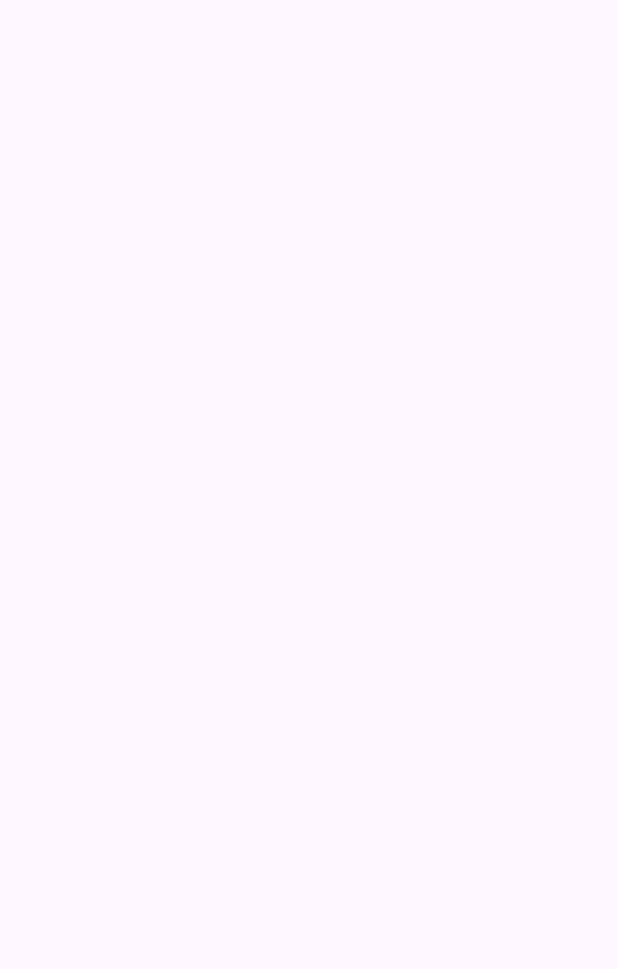
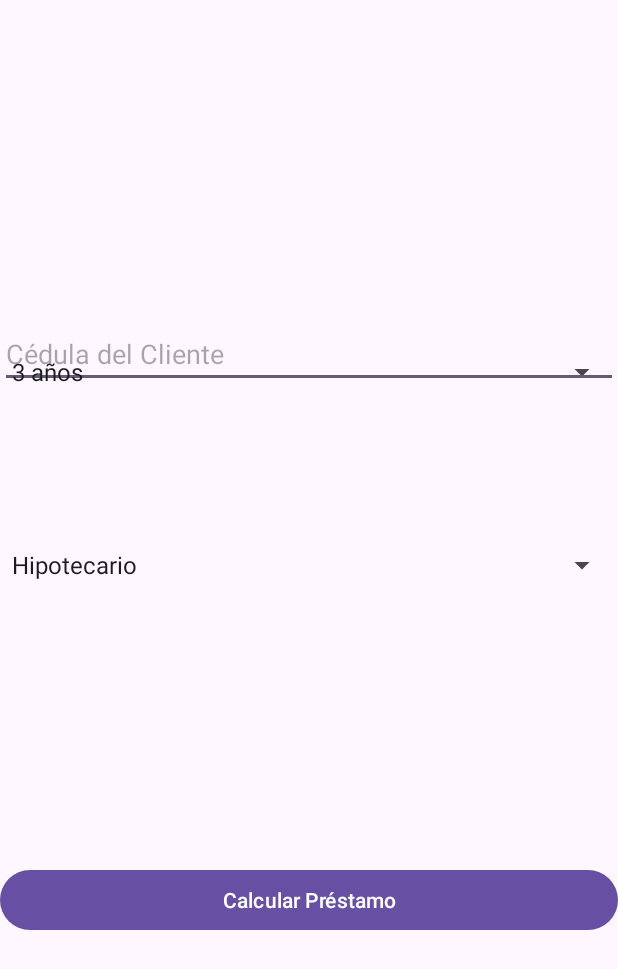
Before and after one commit to J0S3N/Proyecto1Moviles, an Android app: the Agregar_Prestamo screen opened directly, with no data from a screen before it, on a phone screen of 412 x 824 dp. Before the commit the part shown is empty. Shown: the top 969 px of the screen. Run offline under Robolectric (Android 15) with nearby library versions, the phone set to English and light mode, and no system bars.

Commit message:
Cambios menores

```diff
--- a/app/src/main/AndroidManifest.xml
+++ b/app/src/main/AndroidManifest.xml
@@ -29,7 +29,6 @@
         <activity
             android:name=".administrativa.Agregar_Prestamo"
             android:exported="true">
-
         </activity>
         <activity
             android:name=".administrativa.Principal"
--- a/app/src/main/java/com/example/primerproyecto/administrativa/Agregar_Prestamo.kt
+++ b/app/src/main/java/com/example/primerproyecto/administrativa/Agregar_Prestamo.kt
@@ -1,6 +1,101 @@
 package com.example.primerproyecto.administrativa
 
+import android.annotation.SuppressLint
+import android.os.Bundle
+import android.view.View
+import android.widget.AdapterView
+import android.widget.ArrayAdapter
+import android.widget.Button
+import android.widget.EditText
+import android.widget.Spinner
+import android.widget.TextView
 import androidx.appcompat.app.AppCompatActivity
+import com.example.primerproyecto.AdminHelper
+import com.example.primerproyecto.R
+import kotlin.math.pow
 
 class Agregar_Prestamo : AppCompatActivity()  {
+    private lateinit var idEditText: EditText
+    private lateinit var loanTypeSpinner: Spinner
+    private lateinit var loanPeriodSpinner: Spinner
+    private lateinit var calculateButton: Button
+    private lateinit var monthlyPaymentTextView: TextView
+
+    override fun onCreate(savedInstanceState: Bundle?) {
+        super.onCreate(savedInstanceState)
+        setContentView(R.layout.administrativa_agregar_prestamo)
+
+        idEditText = findViewById(R.id.idEditText)
+        loanTypeSpinner = findViewById(R.id.loanTypeSpinner)
+        loanPeriodSpinner = findViewById(R.id.loanPeriodSpinner)
+        calculateButton = findViewById(R.id.calculateButton)
+        monthlyPaymentTextView = findViewById(R.id.monthlyPaymentTextView)
+
+        setupSpinners()
+        calculateButton.setOnClickListener { calculateLoan() }
+    }
+
+    private fun setupSpinners() {
+        // Configurar el spinner de tipo de préstamo
+        val loanTypes = arrayOf("Hipotecario", "Educación", "Personal", "Viajes")
+        val loanTypeAdapter = ArrayAdapter(this, android.R.layout.simple_spinner_item, loanTypes)
+        loanTypeSpinner.adapter = loanTypeAdapter
+
+        // Configurar el spinner de período del préstamo
+        val loanPeriods = arrayOf("3 años", "5 años", "10 años")
+        val loanPeriodAdapter = ArrayAdapter(this, android.R.layout.simple_spinner_item, loanPeriods)
+        loanPeriodSpinner.adapter = loanPeriodAdapter
+    }
+
+    @SuppressLint("StringFormatInvalid")
+    private fun calculateLoan() {
+        val id = idEditText.text.toString()
+        val loanType = loanTypeSpinner.selectedItem.toString()
+        val loanPeriod = loanPeriodSpinner.selectedItem.toString().filter { it.isDigit() }.toInt()
+        val interestRates = mapOf("Hipotecario" to 7.5, "Educación" to 8.0, "Personal" to 10.0, "Viajes" to 12.0)
+
+        // Obtener la información del cliente basado en la cédula
+        val clientInfo = getClientInfo(id)
+        val maxLoanAmount = clientInfo!!.salary * 0.45
+        val interestRate = interestRates[loanType] ?: 0.0
+        val monthlyPayment = calculateMonthlyPayment(maxLoanAmount, interestRate, loanPeriod)
+
+        monthlyPaymentTextView.text = getString(R.string.monthly_payment, monthlyPayment)
+    }
+
+    private fun getClientInfo(id: String): ClientInfo? {
+        val admin = AdminHelper(this, "administracion", null, 1)
+        val database = admin.readableDatabase
+        var clientInfo: ClientInfo? = null
+
+        val cursor = database.query(
+            "clients", // Nombre de la tabla
+            arrayOf("salary"), // Columna que quieres retornar
+            "cedula = ?", // Criterios de selección
+            arrayOf(id), // Valores para los criterios de selección
+            null, // Group by
+            null, // Having
+            null  // Order by
+        )
+
+        if (cursor.moveToFirst()) {
+            val salary = cursor.getDouble(cursor.getColumnIndexOrThrow("salary"))
+            clientInfo = ClientInfo(salary = salary)
+        }
+        cursor.close()
+        return clientInfo
+    }
+
+    private fun calculateMonthlyPayment(amount: Double, annualInterestRate: Double, years: Int): Double {
+        val monthlyInterestRate = annualInterestRate / 100 / 12
+        val numberOfPayments = years * 12
+        return if (monthlyInterestRate != 0.0) {
+            val discountFactor = (1 - (1 + monthlyInterestRate).pow(-numberOfPayments.toDouble())) / monthlyInterestRate
+            amount / discountFactor
+        } else {
+            amount / numberOfPayments
+        }
+    }
 }
+
+data class ClientInfo(val salary: Double)
--- /dev/null
+++ b/app/src/main/res/layout/administrativa_agregar_prestamo.xml
@@ -0,0 +1,78 @@
+<?xml version="1.0" encoding="utf-8"?>
+<androidx.constraintlayout.widget.ConstraintLayout xmlns:android="http://schemas.android.com/apk/res/android"
+    xmlns:app="http://schemas.android.com/apk/res-auto"
+    xmlns:tools="http://schemas.android.com/tools"
+    android:layout_width="match_parent"
+    android:layout_height="match_parent"
+    tools:context=".administrativa.Agregar_Prestamo">
+
+    <EditText
+        android:id="@+id/idEditText"
+        android:layout_width="match_parent"
+        android:layout_height="wrap_content"
+        android:layout_marginTop="167dp"
+        android:layout_marginBottom="519dp"
+        android:hint="Cédula del Cliente"
+        app:layout_constraintBottom_toBottomOf="parent"
+        app:layout_constraintEnd_toEndOf="parent"
+        app:layout_constraintStart_toStartOf="parent"
+        app:layout_constraintTop_toTopOf="parent" />
+
+    <Spinner
+        android:id="@+id/loanTypeSpinner"
+        android:layout_width="match_parent"
+        android:layout_height="wrap_content"
+        android:layout_marginTop="272dp"
+        android:layout_marginBottom="435dp"
+        app:layout_constraintBottom_toBottomOf="parent"
+        app:layout_constraintEnd_toEndOf="parent"
+        app:layout_constraintHorizontal_bias="0.0"
+        app:layout_constraintStart_toStartOf="parent"
+        app:layout_constraintTop_toTopOf="parent"
+        app:layout_constraintVertical_bias="1.0" />
+
+    <Spinner
+        android:id="@+id/loanPeriodSpinner"
+        android:layout_width="match_parent"
+        android:layout_height="wrap_content"
+        android:layout_marginTop="236dp"
+        android:layout_marginBottom="470dp"
+        app:layout_constraintBottom_toBottomOf="parent"
+        app:layout_constraintEnd_toEndOf="parent"
+        app:layout_constraintHorizontal_bias="0.0"
+        app:layout_constraintStart_toStartOf="parent"
+        app:layout_constraintTop_toTopOf="parent"
+        app:layout_constraintVertical_bias="0.0" />
+
+    <Button
+        android:id="@+id/calculateButton"
+        android:layout_width="match_parent"
+        android:layout_height="wrap_content"
+        android:layout_marginTop="529dp"
+        android:layout_marginBottom="154dp"
+        android:text="Calcular Préstamo"
+        app:layout_constraintBottom_toBottomOf="parent"
+        app:layout_constraintEnd_toEndOf="parent"
+        app:layout_constraintStart_toStartOf="parent"
+        app:layout_constraintTop_toTopOf="parent" />
+
+    <TextView
+        android:id="@+id/monthlyPaymentTextView"
+        android:layout_width="match_parent"
+        android:layout_height="wrap_content"
+        android:textSize="18sp"
+        tools:layout_editor_absoluteX="16dp"
+        tools:layout_editor_absoluteY="620dp" />
+
+    <TextView
+        android:id="@+id/monthly_payment"
+        android:layout_width="match_parent"
+        android:layout_height="wrap_content"
+        android:layout_marginTop="620dp"
+        android:layout_marginBottom="87dp"
+        android:textSize="18sp"
+        app:layout_constraintBottom_toBottomOf="parent"
+        app:layout_constraintEnd_toEndOf="parent"
+        app:layout_constraintStart_toStartOf="parent"
+        app:layout_constraintTop_toTopOf="parent" />
+</androidx.constraintlayout.widget.ConstraintLayout>
--- a/app/src/main/res/values/strings.xml
+++ b/app/src/main/res/values/strings.xml
@@ -21,5 +21,6 @@
     <string name="address_hint">Ingresa la dirección</string>
     <string name="name_hint">Ingresa el nombre</string>
     <string name="id_hint">Ingresa la cédula</string>
+    <string name="monthly_payment">Pago Mensual\n</string>
 
 </resources>
```
Also changed, not shown: app/src/main/java/com/example/primerproyecto/administrativa/Agregar_Cliente.kt (+4 -5 lines), app/src/main/java/com/example/primerproyecto/administrativa/Principal.kt (+7 -4 lines).
